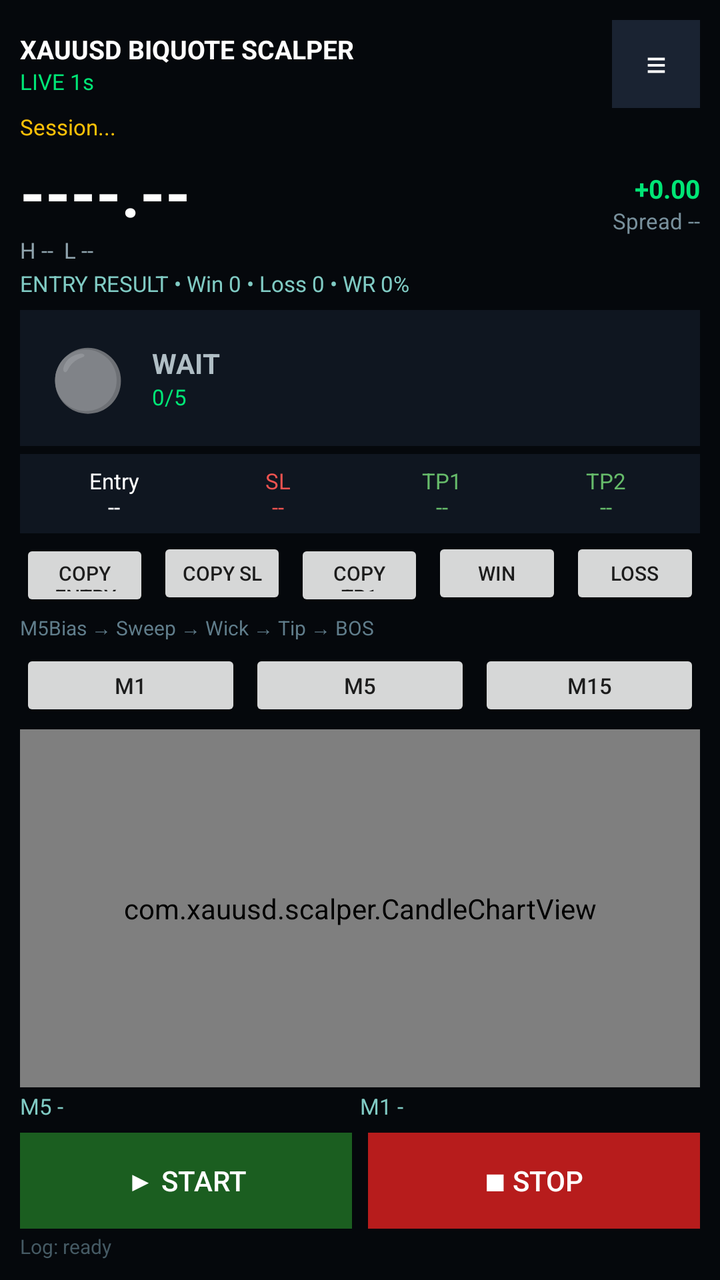
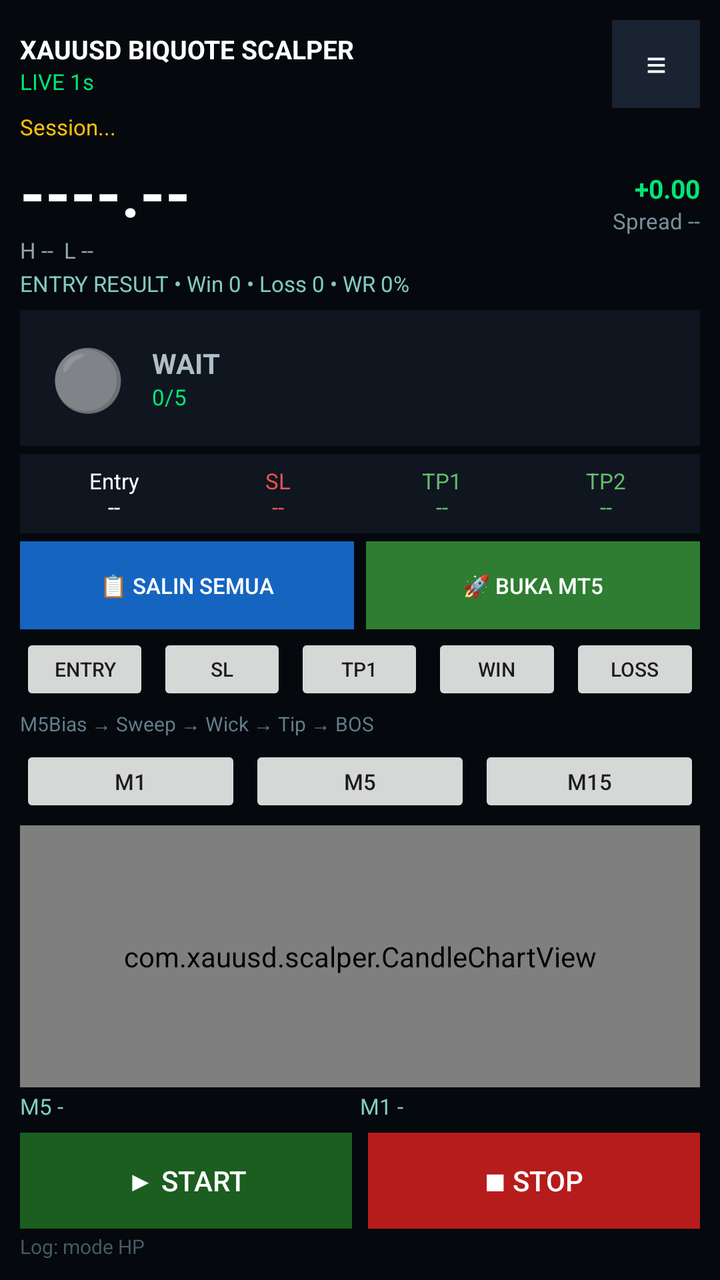

The first picture is an Android layout as it rendered before a commit; the second is the same layout after the commit. The layout source and the unified diff follow.
<!-- AndroidManifest.xml: application theme Theme.XAUUSDScalper -->
<!-- res/layout/activity_main.xml -->
<?xml version="1.0" encoding="utf-8"?>
<LinearLayout xmlns:android="http://schemas.android.com/apk/res/android"
    android:layout_width="match_parent"
    android:layout_height="match_parent"
    android:orientation="vertical"
    android:background="#05080C"
    android:padding="10dp">

    <LinearLayout
        android:layout_width="match_parent"
        android:layout_height="wrap_content"
        android:orientation="horizontal"
        android:gravity="center_vertical">
        <LinearLayout
            android:layout_width="0dp"
            android:layout_height="wrap_content"
            android:layout_weight="1"
            android:orientation="vertical">
            <TextView android:layout_width="wrap_content" android:layout_height="wrap_content"
                android:text="XAUUSD BIQUOTE SCALPER" android:textColor="#FFFFFF"
                android:textStyle="bold" android:textSize="13sp" />
            <TextView android:id="@+id/connection" android:layout_width="wrap_content"
                android:layout_height="wrap_content" android:text="LIVE 1s"
                android:textColor="#00E676" android:textSize="11sp" />
        </LinearLayout>
        <Button android:id="@+id/btnMenu" android:layout_width="44dp" android:layout_height="44dp"
            android:text="≡" android:textSize="18sp" android:textColor="#FFFFFF" android:background="#1A2332" />
    </LinearLayout>

    <TextView android:id="@+id/ticker" android:layout_width="match_parent" android:layout_height="wrap_content"
        android:textColor="#FFC107" android:textSize="11sp" android:singleLine="true"
        android:ellipsize="marquee" android:marqueeRepeatLimit="marquee_forever"
        android:focusable="true" android:focusableInTouchMode="true" android:scrollHorizontally="true"
        android:layout_marginTop="2dp" android:text="Session..." />

    <LinearLayout android:layout_width="match_parent" android:layout_height="wrap_content"
        android:orientation="horizontal" android:gravity="bottom" android:layout_marginTop="4dp">
        <TextView android:id="@+id/price" android:layout_width="0dp" android:layout_height="wrap_content"
            android:layout_weight="1" android:text="----.--" android:textColor="#FFFFFF"
            android:textSize="32sp" android:textStyle="bold" />
        <LinearLayout android:layout_width="wrap_content" android:layout_height="wrap_content"
            android:orientation="vertical" android:gravity="end">
            <TextView android:id="@+id/priceChange" android:layout_width="wrap_content"
                android:layout_height="wrap_content" android:text="+0.00" android:textColor="#00E676"
                android:textSize="13sp" android:textStyle="bold" />
            <TextView android:id="@+id/spreadLine" android:layout_width="wrap_content"
                android:layout_height="wrap_content" android:text="Spread --" android:textColor="#78909C" android:textSize="11sp" />
        </LinearLayout>
    </LinearLayout>

    <TextView android:id="@+id/highLow" android:layout_width="match_parent" android:layout_height="wrap_content"
        android:text="H --  L --" android:textColor="#90A4AE" android:textSize="11sp" />

    <TextView android:id="@+id/resultsBar" android:layout_width="match_parent" android:layout_height="wrap_content"
        android:text="ENTRY RESULT • Win 0 • Loss 0 • WR 0%" android:textColor="#80CBC4"
        android:textSize="11sp" android:layout_marginTop="2dp" />

    <LinearLayout android:layout_width="match_parent" android:layout_height="wrap_content"
        android:orientation="horizontal" android:background="#0F1620" android:padding="10dp"
        android:layout_marginTop="6dp" android:gravity="center_vertical">
        <TextView android:id="@+id/lamp" android:layout_width="48dp" android:layout_height="48dp"
            android:gravity="center" android:text="⚪" android:textSize="30sp" />
        <LinearLayout android:layout_width="0dp" android:layout_height="wrap_content"
            android:layout_weight="1" android:orientation="vertical" android:layout_marginStart="8dp">
            <TextView android:id="@+id/signalState" android:layout_width="match_parent"
                android:layout_height="wrap_content" android:text="WAIT" android:textColor="#B0BEC5"
                android:textSize="14sp" android:textStyle="bold" />
            <TextView android:id="@+id/confidence" android:layout_width="match_parent"
                android:layout_height="wrap_content" android:text="0/5" android:textColor="#00E676" android:textSize="11sp" />
        </LinearLayout>
    </LinearLayout>

    <LinearLayout android:layout_width="match_parent" android:layout_height="wrap_content"
        android:orientation="horizontal" android:layout_marginTop="4dp" android:background="#0F1620" android:padding="6dp">
        <TextView android:id="@+id/boxEntry" android:layout_width="0dp" android:layout_height="wrap_content"
            android:layout_weight="1" android:gravity="center" android:text="Entry\n--" android:textColor="#FFFFFF" android:textSize="11sp" />
        <TextView android:id="@+id/boxSl" android:layout_width="0dp" android:layout_height="wrap_content"
            android:layout_weight="1" android:gravity="center" android:text="SL\n--" android:textColor="#EF5350" android:textSize="11sp" />
        <TextView android:id="@+id/boxTp1" android:layout_width="0dp" android:layout_height="wrap_content"
            android:layout_weight="1" android:gravity="center" android:text="TP1\n--" android:textColor="#66BB6A" android:textSize="11sp" />
        <TextView android:id="@+id/boxTp2" android:layout_width="0dp" android:layout_height="wrap_content"
            android:layout_weight="1" android:gravity="center" android:text="TP2\n--" android:textColor="#66BB6A" android:textSize="11sp" />
    </LinearLayout>

    <LinearLayout android:layout_width="match_parent" android:layout_height="wrap_content"
        android:orientation="horizontal" android:layout_marginTop="2dp">
        <Button android:id="@+id/btnCopyEntry" android:layout_width="0dp" android:layout_height="36dp"
            android:layout_weight="1" android:text="COPY ENTRY" android:textSize="10sp" />
        <Button android:id="@+id/btnCopySl" android:layout_width="0dp" android:layout_height="36dp"
            android:layout_weight="1" android:text="COPY SL" android:textSize="10sp" android:layout_marginStart="4dp" />
        <Button android:id="@+id/btnCopyTp" android:layout_width="0dp" android:layout_height="36dp"
            android:layout_weight="1" android:text="COPY TP1" android:textSize="10sp" android:layout_marginStart="4dp" />
        <Button android:id="@+id/btnMarkWin" android:layout_width="0dp" android:layout_height="36dp"
            android:layout_weight="1" android:text="WIN" android:textSize="10sp" android:layout_marginStart="4dp" />
        <Button android:id="@+id/btnMarkLoss" android:layout_width="0dp" android:layout_height="36dp"
            android:layout_weight="1" android:text="LOSS" android:textSize="10sp" android:layout_marginStart="4dp" />
    </LinearLayout>

    <TextView android:id="@+id/signalDetail" android:layout_width="match_parent" android:layout_height="wrap_content"
        android:textColor="#607D8B" android:textSize="10sp" android:layout_marginTop="2dp"
        android:text="M5Bias → Sweep → Wick → Tip → BOS" />

    <LinearLayout android:layout_width="match_parent" android:layout_height="wrap_content"
        android:orientation="horizontal" android:layout_marginTop="4dp">
        <Button android:id="@+id/tfM1" android:layout_width="0dp" android:layout_height="36dp" android:layout_weight="1" android:text="M1" android:textSize="11sp" />
        <Button android:id="@+id/tfM5" android:layout_width="0dp" android:layout_height="36dp" android:layout_weight="1" android:text="M5" android:textSize="11sp" android:layout_marginStart="4dp" />
        <Button android:id="@+id/tfM15" android:layout_width="0dp" android:layout_height="36dp" android:layout_weight="1" android:text="M15" android:textSize="11sp" android:layout_marginStart="4dp" />
    </LinearLayout>

    <com.xauusd.scalper.CandleChartView
        android:id="@+id/chart" android:layout_width="match_parent" android:layout_height="0dp"
        android:layout_weight="1" android:layout_marginTop="4dp" />

    <LinearLayout android:layout_width="match_parent" android:layout_height="wrap_content"
        android:orientation="horizontal" android:layout_marginTop="2dp">
        <TextView android:id="@+id/m5Bias" android:layout_width="0dp" android:layout_height="wrap_content"
            android:layout_weight="1" android:text="M5 -" android:textColor="#80CBC4" android:textSize="11sp" />
        <TextView android:id="@+id/m1State" android:layout_width="0dp" android:layout_height="wrap_content"
            android:layout_weight="1" android:text="M1 -" android:textColor="#80CBC4" android:textSize="11sp" />
    </LinearLayout>

    <LinearLayout android:layout_width="match_parent" android:layout_height="wrap_content"
        android:orientation="horizontal" android:layout_marginTop="6dp">
        <Button android:id="@+id/btnStart" android:layout_width="0dp" android:layout_height="48dp"
            android:layout_weight="1" android:text="▶ START" android:background="#1B5E20" android:textColor="#FFFFFF" />
        <Button android:id="@+id/btnStop" android:layout_width="0dp" android:layout_height="48dp"
            android:layout_weight="1" android:text="■ STOP" android:background="#B71C1C" android:textColor="#FFFFFF"
            android:layout_marginStart="8dp" />
    </LinearLayout>

    <TextView android:id="@+id/log" android:layout_width="match_parent" android:layout_height="wrap_content"
        android:textColor="#455A64" android:textSize="10sp" android:layout_marginTop="2dp" android:text="Log: ready" />
</LinearLayout>
<!-- resources referenced by this layout -->
<resources>
  <style name="Theme.XAUUSDScalper" parent="Theme.MaterialComponents.DayNight.NoActionBar">
          <item name="colorPrimary">#1B5E20</item>
          <item name="colorPrimaryVariant">#0D1B12</item>
          <item name="colorOnPrimary">#FFFFFF</item>
          <item name="android:statusBarColor">#0D1015</item>
          <item name="android:navigationBarColor">#0D1015</item>
          <item name="android:windowBackground">#0D1015</item>
      </style>
</resources>

<!-- the commit's change to res/layout/activity_main.xml (unified diff, before → after) -->
@@ -82,14 +82,25 @@
             android:layout_weight="1" android:gravity="center" android:text="TP2\n--" android:textColor="#66BB6A" android:textSize="11sp" />
     </LinearLayout>
 
+    
+    <LinearLayout android:layout_width="match_parent" android:layout_height="wrap_content"
+        android:orientation="horizontal" android:layout_marginTop="4dp">
+        <Button android:id="@+id/btnCopyAll" android:layout_width="0dp" android:layout_height="44dp"
+            android:layout_weight="1" android:text="📋 SALIN SEMUA" android:textSize="11sp"
+            android:background="#1565C0" android:textColor="#FFFFFF" />
+        <Button android:id="@+id/btnOpenMt5" android:layout_width="0dp" android:layout_height="44dp"
+            android:layout_weight="1" android:text="🚀 BUKA MT5" android:textSize="11sp"
+            android:background="#2E7D32" android:textColor="#FFFFFF" android:layout_marginStart="6dp" />
+    </LinearLayout>
+
     <LinearLayout android:layout_width="match_parent" android:layout_height="wrap_content"
         android:orientation="horizontal" android:layout_marginTop="2dp">
         <Button android:id="@+id/btnCopyEntry" android:layout_width="0dp" android:layout_height="36dp"
-            android:layout_weight="1" android:text="COPY ENTRY" android:textSize="10sp" />
+            android:layout_weight="1" android:text="ENTRY" android:textSize="10sp" />
         <Button android:id="@+id/btnCopySl" android:layout_width="0dp" android:layout_height="36dp"
-            android:layout_weight="1" android:text="COPY SL" android:textSize="10sp" android:layout_marginStart="4dp" />
+            android:layout_weight="1" android:text="SL" android:textSize="10sp" android:layout_marginStart="4dp" />
         <Button android:id="@+id/btnCopyTp" android:layout_width="0dp" android:layout_height="36dp"
-            android:layout_weight="1" android:text="COPY TP1" android:textSize="10sp" android:layout_marginStart="4dp" />
+            android:layout_weight="1" android:text="TP1" android:textSize="10sp" android:layout_marginStart="4dp" />
         <Button android:id="@+id/btnMarkWin" android:layout_width="0dp" android:layout_height="36dp"
             android:layout_weight="1" android:text="WIN" android:textSize="10sp" android:layout_marginStart="4dp" />
         <Button android:id="@+id/btnMarkLoss" android:layout_width="0dp" android:layout_height="36dp"
@@ -129,5 +140,5 @@
     </LinearLayout>
 
     <TextView android:id="@+id/log" android:layout_width="match_parent" android:layout_height="wrap_content"
-        android:textColor="#455A64" android:textSize="10sp" android:layout_marginTop="2dp" android:text="Log: ready" />
+        android:textColor="#455A64" android:textSize="10sp" android:layout_marginTop="2dp" android:text="Log: mode HP" />
 </LinearLayout>
